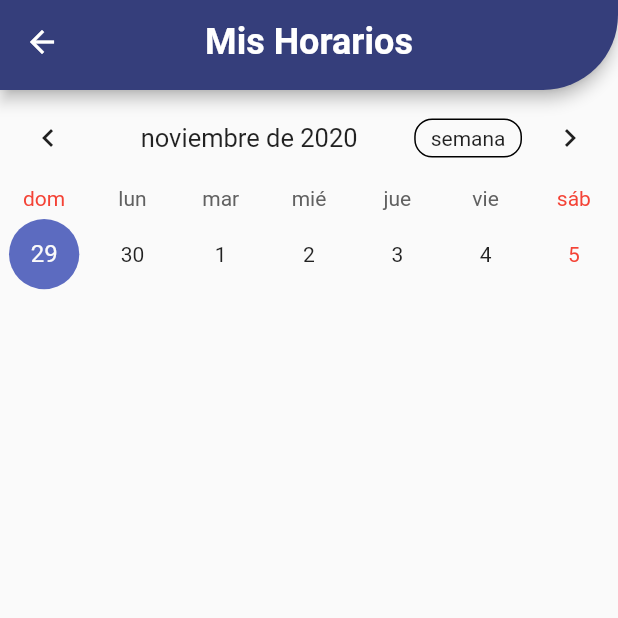
After one commit to RayRMRZ/Flutter-Project-Asistance-Control, a Flutter app: the HorarioAlumnoPagina screen opened directly, on a phone screen of 412 x 824 dp, the top half of it. The commit adds this screen. Run offline on Flutter 3.47's test engine with Material 2 defaults, Android fonts, the light colour scheme and no system bars; drawn by our look-alikes of table_calendar; our stand-ins replace flare_flutter, qr_flutter; missing offline and left inert: barcode_scan.

Commit message:
Interfaz Calendario (En proceso), Docente eleccion de clase, Mejoras UI

```diff
--- a/Interfaz_Proyecto/lib/AddAlumnoUI.dart
+++ b/Interfaz_Proyecto/lib/AddAlumnoUI.dart
@@ -71,6 +71,7 @@ class _AddAlumnoPagina extends State<AddAlumnoPagina> {
                       ),
                     margin: EdgeInsets.symmetric(horizontal: 70),
                     child: Center(
+                      child: DropdownButtonHideUnderline(
                         child: DropdownButton<String>(
                           value: semestreSeleccionado,
                           onChanged: (valorSemestre){
@@ -84,6 +85,7 @@ class _AddAlumnoPagina extends State<AddAlumnoPagina> {
                               value: valorSemestre,
                               );
                           }).toList(),
+                        ),
                       ),
                     ),
                   ),
--- /dev/null
+++ b/Interfaz_Proyecto/lib/HorarioAlumnoUI.dart
@@ -0,0 +1,98 @@
+import 'package:flutter/material.dart';
+import 'package:table_calendar/table_calendar.dart';
+
+
+
+class HorarioAlumnoPagina extends StatefulWidget {
+  @override
+  _HorarioAlumnoPagina createState() => _HorarioAlumnoPagina();
+}
+
+class _HorarioAlumnoPagina extends State<HorarioAlumnoPagina> {
+  CalendarController _controller;
+  Map<DateTime,List<dynamic>> _eventos;
+  List<dynamic> _eventoSeleccionado;
+
+
+
+  @override
+  void initState() {
+    super.initState();
+    _controller = CalendarController();
+    _eventos = {};
+    _eventoSeleccionado = [];
+  }
+
+  Map<String,dynamic> encodeMap(Map<DateTime,dynamic> map){
+    Map<String,dynamic> newMap = {};
+    map.forEach((key, value) {
+      newMap[key.toString()] = map[key];
+    });
+    return newMap;
+  }
+
+  Map<DateTime,dynamic> decodeMap(Map<String,dynamic> map){
+    Map<DateTime,dynamic> newMap = {};
+    map.forEach((key, value) {
+      newMap[DateTime.parse(key)] = map[key];
+    });
+    return newMap;
+  }
+
+  @override
+  Widget build(BuildContext context) {
+    return Scaffold(
+      appBar: PreferredSize(
+        preferredSize: Size.fromHeight(60),
+        child: AppBar(
+          iconTheme: IconThemeData(
+            color: Colors.white,
+          ),
+          title: Text(
+            "Mis Horarios",
+            style: TextStyle(fontSize: 24, fontWeight: FontWeight.bold),
+          ),
+          centerTitle: true,
+          shape: RoundedRectangleBorder(
+              borderRadius:
+                  BorderRadius.only(bottomRight: Radius.circular(50))),
+          backgroundColor: Color.fromRGBO(53, 62, 123, 1),
+        ),
+      ),
+
+      body: SingleChildScrollView(
+        child: Column(
+          crossAxisAlignment: CrossAxisAlignment.start,
+          children: <Widget>[
+            TableCalendar(
+              events: _eventos,
+              locale: 'es_MX',
+              availableCalendarFormats: const {CalendarFormat.week: "semana", CalendarFormat.month: "mes"},
+              initialCalendarFormat: CalendarFormat.week,
+              calendarStyle: CalendarStyle(
+                //Estilos del calendario
+                ),
+              calendarController: _controller,
+              headerStyle: HeaderStyle(
+                centerHeaderTitle: true,
+                formatButtonShowsNext: false,
+                ),
+              onDaySelected: (context,date,events) {
+                setState(() {
+                  _eventoSeleccionado = events;
+                });
+              },
+            )
+          ],
+        ),
+      ),
+    );
+  }
+
+
+
+
+
+
+
+}
--- a/Interfaz_Proyecto/lib/LoginUI.dart
+++ b/Interfaz_Proyecto/lib/LoginUI.dart
@@ -62,13 +62,12 @@ class _LoginFormState extends State<LoginForm> {
         if (control.pagDoc == true) {
           helperEmail = "";
           Navigator.push(context,
-              //MaterialPageRoute(builder: (context) => DocentePagina(validation.sendResponse())));
-              MaterialPageRoute(builder: (context) => AdminPagina()));
+              MaterialPageRoute(builder: (context) => DocentePagina(validation.sendResponse())));
+              //MaterialPageRoute(builder: (context) => AdminPagina()));
         } else {
           helperEmail = "";
           Navigator.push(context,
               MaterialPageRoute(builder: (context) => EstudiantePagina(validation.sendResponse())));
-
         }
       } else {
         //Aqui iría el AlertDialog//
--- a/Interfaz_Proyecto/lib/main.dart
+++ b/Interfaz_Proyecto/lib/main.dart
@@ -1,8 +1,10 @@
 import 'package:Interfaz_Proyecto/LoginUI.dart';
 import 'package:flutter/material.dart';
+import 'package:intl/date_symbol_data_local.dart';
 
 void main() {
-  runApp(MiApp());
+  initializeDateFormatting().then((_) => runApp(MiApp()));
+
 }
 
 class MiApp extends StatelessWidget {
--- a/Interfaz_Proyecto/pubspec.yaml
+++ b/Interfaz_Proyecto/pubspec.yaml
@@ -27,6 +27,9 @@ dependencies:
   qr_flutter:
   flare_flutter: ^2.0.6
   barcode_scan: ^1.0.0
+  table_calendar: ^2.3.1
+  intl: ^0.16.1
+
 
   # The following adds the Cupertino Icons font to your application.
   # Use with the CupertinoIcons class for iOS style icons.
```
Also changed, not shown: Interfaz_Proyecto/lib/AdminUI.dart (+0 -36 lines), Interfaz_Proyecto/lib/DocenteUI.dart (+74 -4 lines), Interfaz_Proyecto/lib/EstudianteUI.dart (+12 -3 lines), Interfaz_Proyecto/pubspec.lock. Lines whose indentation alone changed are shown as unchanged.
